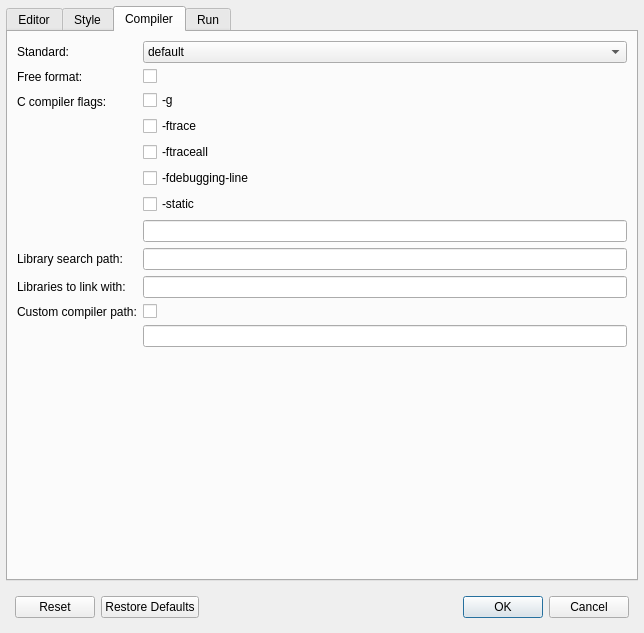
OpenCobolIDE/OpenCobolIDE, file forms/dlg_preferences.ui: the form before one commit.
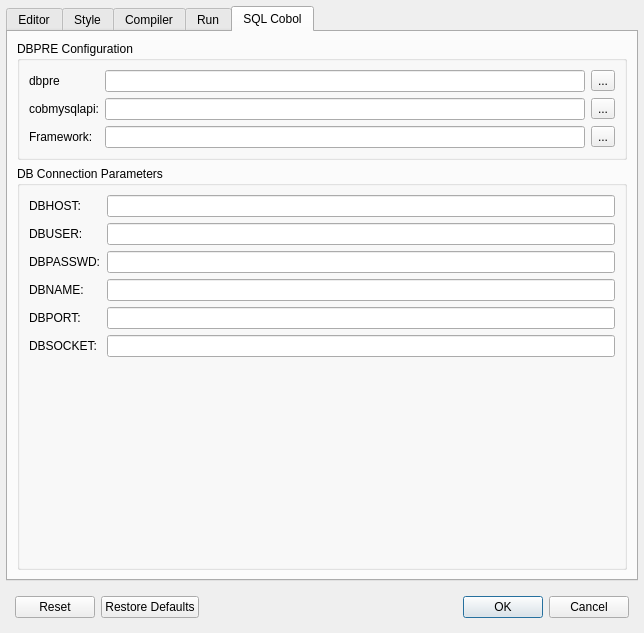
The form after the commit. Icons and pictures are not drawn. Custom widgets are drawn as their Qt base class.

Commit message: Add a new tab to the preferences settings to edit dbpre config and .param config (db connection parameters)

Patch:
```diff
--- a/forms/dlg_preferences.ui
+++ b/forms/dlg_preferences.ui
@@ -49,7 +49,7 @@
          <enum>QTabWidget::Rounded</enum>
         </property>
         <property name="currentIndex">
-         <number>2</number>
+         <number>4</number>
         </property>
         <property name="usesScrollButtons">
          <bool>true</bool>
@@ -559,6 +559,45 @@
             </property>
            </widget>
           </item>
+          <item row="0" column="1">
+           <widget class="QComboBox" name="comboBoxStandard">
+            <item>
+             <property name="text">
+              <string>default</string>
+             </property>
+            </item>
+            <item>
+             <property name="text">
+              <string>cobol2002</string>
+             </property>
+            </item>
+            <item>
+             <property name="text">
+              <string>cobol85</string>
+             </property>
+            </item>
+            <item>
+             <property name="text">
+              <string>ibm</string>
+             </property>
+            </item>
+            <item>
+             <property name="text">
+              <string>mvs</string>
+             </property>
+            </item>
+            <item>
+             <property name="text">
+              <string>bs2000</string>
+             </property>
+            </item>
+            <item>
+             <property name="text">
+              <string>mf</string>
+             </property>
+            </item>
+           </widget>
+          </item>
           <item row="2" column="0">
            <widget class="QLabel" name="label_9">
             <property name="text">
@@ -644,75 +683,6 @@
             </item>
            </layout>
           </item>
-          <item row="6" column="0">
-           <widget class="QLabel" name="label_compiler_path">
-            <property name="text">
-             <string>Custom compiler path:</string>
-            </property>
-           </widget>
-          </item>
-          <item row="6" column="1">
-           <widget class="QCheckBox" name="checkBoxCustomPath">
-            <property name="toolTip">
-             <string>Enable/Disable custom compiler path</string>
-            </property>
-            <property name="statusTip">
-             <string>Enable/Disable custom compiler path</string>
-            </property>
-            <property name="text">
-             <string/>
-            </property>
-           </widget>
-          </item>
-          <item row="7" column="1">
-           <widget class="QLineEdit" name="lineEditCompilerPath">
-            <property name="toolTip">
-             <string>Path to the compiler (should not include the executable name, only the directory path)</string>
-            </property>
-            <property name="statusTip">
-             <string>Path to the compiler (should not include the executable name, only the directory path)</string>
-            </property>
-           </widget>
-          </item>
-          <item row="0" column="1">
-           <widget class="QComboBox" name="comboBoxStandard">
-            <item>
-             <property name="text">
-              <string>default</string>
-             </property>
-            </item>
-            <item>
-             <property name="text">
-              <string>cobol2002</string>
-             </property>
-            </item>
-            <item>
-             <property name="text">
-              <string>cobol85</string>
-             </property>
-            </item>
-            <item>
-             <property name="text">
-              <string>ibm</string>
-             </property>
-            </item>
-            <item>
-             <property name="text">
-              <string>mvs</string>
-             </property>
-            </item>
-            <item>
-             <property name="text">
-              <string>bs2000</string>
-             </property>
-            </item>
-            <item>
-             <property name="text">
-              <string>mf</string>
-             </property>
-            </item>
-           </widget>
-          </item>
           <item row="4" column="0">
            <widget class="QLabel" name="label_17">
             <property name="text">
@@ -788,6 +758,203 @@
           </item>
          </layout>
         </widget>
+        <widget class="QWidget" name="tabSqlCobol">
+         <attribute name="icon">
+          <iconset resource="ide.qrc">
+           <normaloff>:/ide-icons/rc/database.png</normaloff>:/ide-icons/rc/database.png</iconset>
+         </attribute>
+         <attribute name="title">
+          <string>SQL Cobol</string>
+         </attribute>
+         <layout class="QGridLayout" name="gridLayout">
+          <item row="0" column="0">
+           <widget class="QGroupBox" name="groupBox_8">
+            <property name="title">
+             <string>DBPRE Configuration</string>
+            </property>
+            <layout class="QFormLayout" name="formLayout_8">
+             <property name="fieldGrowthPolicy">
+              <enum>QFormLayout::ExpandingFieldsGrow</enum>
+             </property>
+             <item row="0" column="0">
+              <widget class="QLabel" name="label_19">
+               <property name="text">
+                <string>dbpre</string>
+               </property>
+              </widget>
+             </item>
+             <item row="0" column="1">
+              <layout class="QHBoxLayout" name="horizontalLayout_2">
+               <property name="leftMargin">
+                <number>0</number>
+               </property>
+               <item>
+                <widget class="QLineEdit" name="lineEditDbpre"/>
+               </item>
+               <item>
+                <widget class="QToolButton" name="toolButtonDbpre">
+                 <property name="text">
+                  <string>...</string>
+                 </property>
+                </widget>
+               </item>
+              </layout>
+             </item>
+             <item row="1" column="0">
+              <widget class="QLabel" name="label_20">
+               <property name="text">
+                <string>cobmysqlapi:</string>
+               </property>
+              </widget>
+             </item>
+             <item row="1" column="1">
+              <layout class="QHBoxLayout" name="horizontalLayout_6">
+               <property name="leftMargin">
+                <number>0</number>
+               </property>
+               <item>
+                <widget class="QLineEdit" name="lineEditCobmysqlapi"/>
+               </item>
+               <item>
+                <widget class="QToolButton" name="toolButtonCobMySqlApiPath">
+                 <property name="text">
+                  <string>...</string>
+                 </property>
+                </widget>
+               </item>
+              </layout>
+             </item>
+             <item row="2" column="0">
+              <widget class="QLabel" name="label_21">
+               <property name="text">
+                <string>Framework:</string>
+               </property>
+              </widget>
+             </item>
+             <item row="2" column="1">
+              <layout class="QHBoxLayout" name="horizontalLayout_7">
+               <property name="leftMargin">
+                <number>0</number>
+               </property>
+               <item>
+                <widget class="QLineEdit" name="lineEditDbpreFramework"/>
+               </item>
+               <item>
+                <widget class="QToolButton" name="toolButtonDbpreFramework">
+                 <property name="text">
+                  <string>...</string>
+                 </property>
+                </widget>
+               </item>
+              </layout>
+             </item>
+            </layout>
+           </widget>
+          </item>
+          <item row="1" column="0">
+           <widget class="QGroupBox" name="groupBox_9">
+            <property name="title">
+             <string>DB Connection Parameters</string>
+            </property>
+            <layout class="QFormLayout" name="formLayout_9">
+             <item row="0" column="0">
+              <widget class="QLabel" name="label_22">
+               <property name="text">
+                <string>DBHOST:</string>
+               </property>
+              </widget>
+             </item>
+             <item row="0" column="1">
+              <widget class="QLineEdit" name="lineEditDBHOST">
+               <property name="text">
+                <string/>
+               </property>
+              </widget>
+             </item>
+             <item row="1" column="0">
+              <widget class="QLabel" name="label_23">
+               <property name="text">
+                <string>DBUSER:</string>
+               </property>
+              </widget>
+             </item>
+             <item row="1" column="1">
+              <widget class="QLineEdit" name="lineEditDBUSER"/>
+             </item>
+             <item row="2" column="0">
+              <widget class="QLabel" name="label_24">
+               <property name="text">
+                <string>DBPASSWD:</string>
+               </property>
+              </widget>
+             </item>
+             <item row="2" column="1">
+              <widget class="QLineEdit" name="lineEditDBPASSWD">
+               <property name="echoMode">
+                <enum>QLineEdit::Password</enum>
+               </property>
+              </widget>
+             </item>
+             <item row="3" column="0">
+              <widget class="QLabel" name="label_25">
+               <property name="text">
+                <string>DBNAME:</string>
+               </property>
+              </widget>
+             </item>
+             <item row="3" column="1">
+              <widget class="QLineEdit" name="lineEditDBNAME">
+               <property name="text">
+                <string/>
+               </property>
+              </widget>
+             </item>
+             <item row="4" column="0">
+              <widget class="QLabel" name="label_26">
+               <property name="text">
+                <string>DBPORT:</string>
+               </property>
+              </widget>
+             </item>
+             <item row="4" column="1">
+              <widget class="QLineEdit" name="lineEditDBPORT">
+               <property name="text">
+                <string/>
+               </property>
+              </widget>
+             </item>
+             <item row="5" column="0">
+              <widget class="QLabel" name="label_27">
+               <property name="text">
+                <string>DBSOCKET:</string>
+               </property>
+              </widget>
+             </item>
+             <item row="5" column="1">
+              <widget class="QLineEdit" name="lineEditDBSOCKET">
+               <property name="text">
+                <string/>
+               </property>
+              </widget>
+             </item>
+             <item row="6" column="0">
+              <spacer name="verticalSpacer_2">
+               <property name="orientation">
+                <enum>Qt::Vertical</enum>
+               </property>
+               <property name="sizeHint" stdset="0">
+                <size>
+                 <width>20</width>
+                 <height>40</height>
+                </size>
+               </property>
+              </spacer>
+             </item>
+            </layout>
+           </widget>
+          </item>
+         </layout>
+        </widget>
        </widget>
       </item>
      </layout>
```
Left out of the diff: 30 changed lines with no effect on the pictures. The commit also changes 6 other files.
